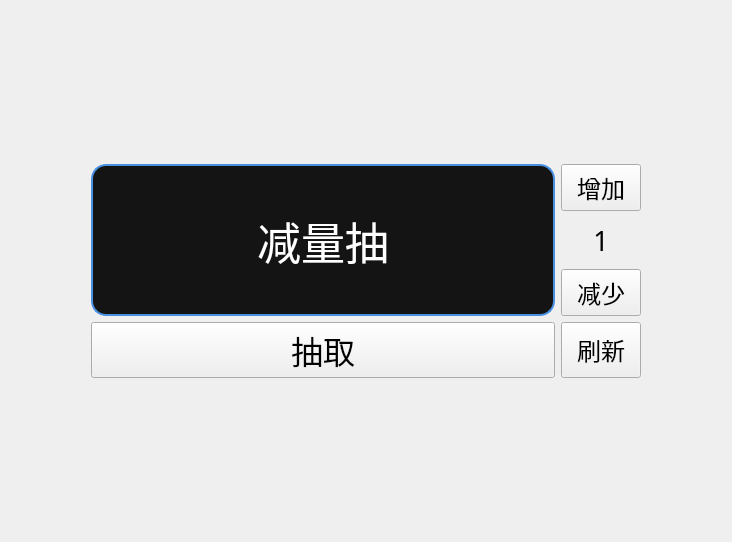
The window that ui/WidgetLift.ui (HQZ-OhNone/randname) describes before a commit, drawn with Qt 5.
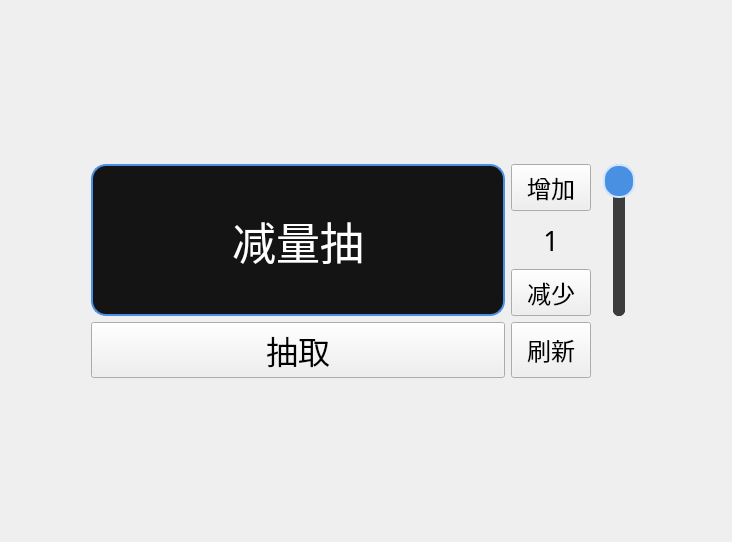
The same window after the commit.

Diff of the .ui file:
```diff
--- a/ui/WidgetLift.ui
+++ b/ui/WidgetLift.ui
@@ -151,6 +151,70 @@
     </spacer>
    </item>
    <item row="1" column="3">
+    <widget class="QSlider" name="verticalSlider_LiftQuantity">
+     <property name="minimumSize">
+      <size>
+       <width>44</width>
+       <height>0</height>
+      </size>
+     </property>
+     <property name="maximumSize">
+      <size>
+       <width>56</width>
+       <height>16777215</height>
+      </size>
+     </property>
+     <property name="sizePolicy">
+      <sizepolicy hsizetype="Fixed" vsizetype="Expanding">
+       <horstretch>0</horstretch>
+       <verstretch>0</verstretch>
+      </sizepolicy>
+     </property>
+     <property name="styleSheet">
+      <string notr="true">QSlider::groove:vertical {
+    background: rgba(60, 60, 60, 255);
+    width: 12px;
+    border-radius: 6px;
+}
+QSlider::sub-page:vertical {
+    background: #4A90E2;
+    border-radius: 6px;
+}
+QSlider::add-page:vertical {
+    background: rgba(60, 60, 60, 255);
+    border-radius: 6px;
+}
+QSlider::handle:vertical {
+    background: #4A90E2;
+    border: 2px solid #D0E4FF;
+    height: 30px;
+    width: 30px;
+    margin: 0 -10px;
+    border-radius: 15px;
+}
+</string>
+     </property>
+     <property name="minimum">
+      <number>1</number>
+     </property>
+     <property name="maximum">
+      <number>1</number>
+     </property>
+     <property name="singleStep">
+      <number>1</number>
+     </property>
+     <property name="pageStep">
+      <number>1</number>
+     </property>
+     <property name="value">
+      <number>1</number>
+     </property>
+     <property name="orientation">
+      <enum>Qt::Orientation::Vertical</enum>
+     </property>
+    </widget>
+   </item>
+   <item row="1" column="4">
     <spacer name="horizontalSpacer_2">
      <property name="orientation">
       <enum>Qt::Orientation::Horizontal</enum>
```
